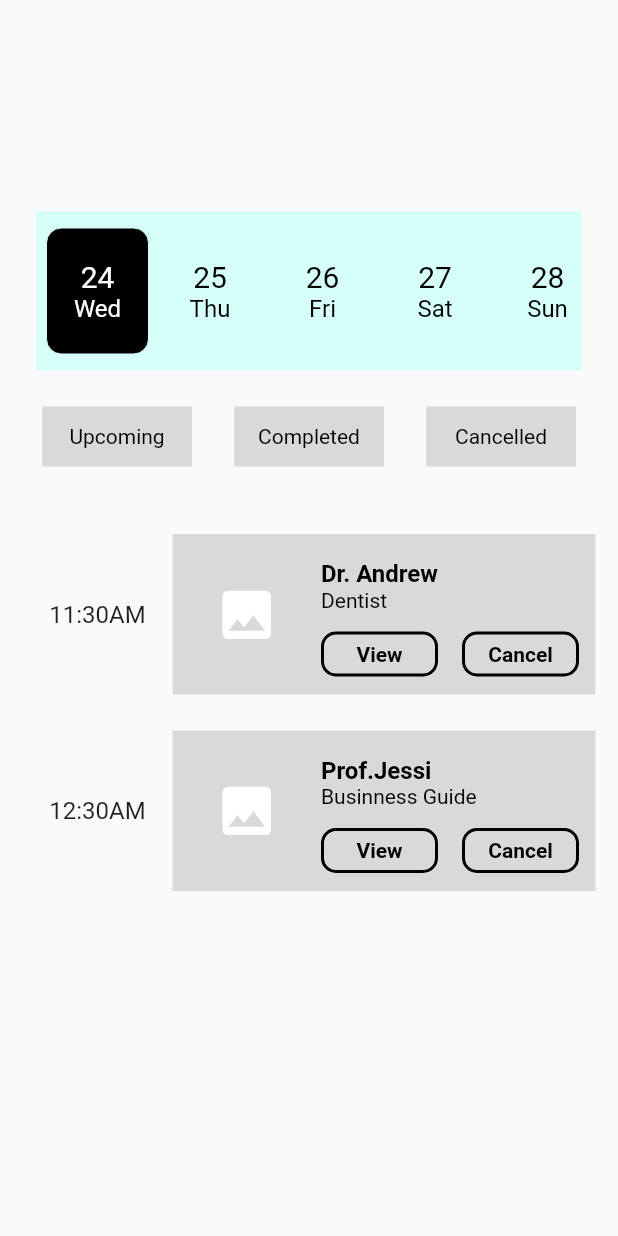
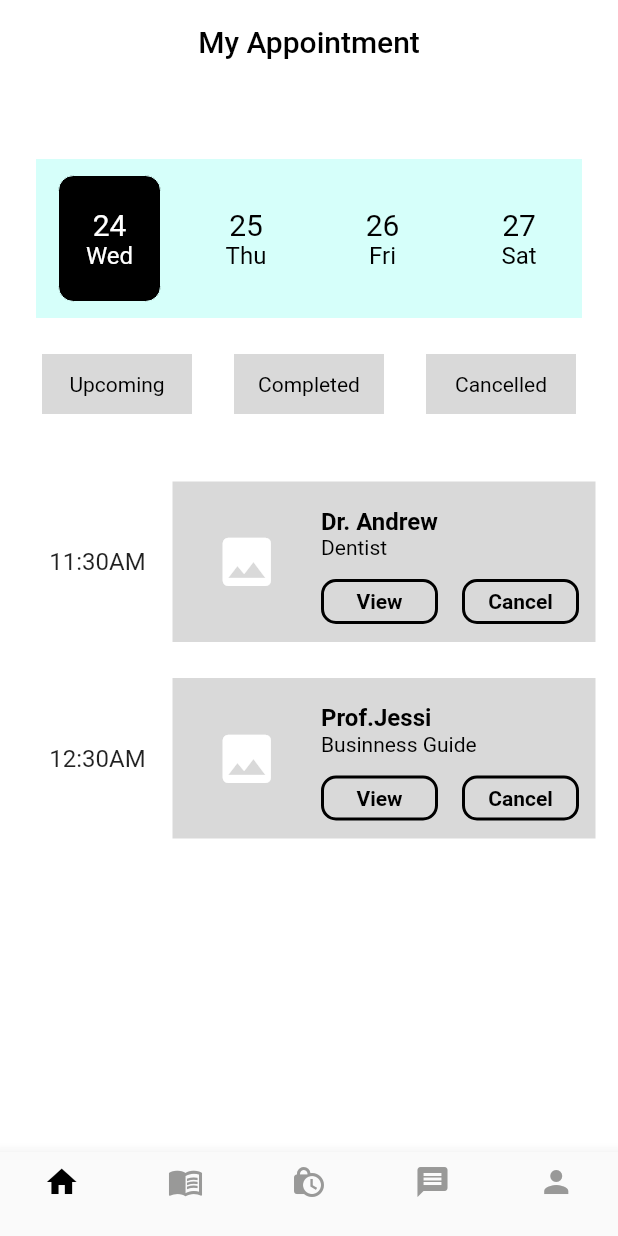
Before and after one commit to HungOBI/app_flutter_booking, a Flutter app: the screen it shows after launch, on a phone screen of 412 x 824 dp. Run offline on Flutter 3.47's test engine with Material 2 defaults, Android fonts, the phone set to English and light mode, and no system bars.

Commit message:
add navigationBar

```diff
--- /dev/null
+++ b/lib/custom/customNavigatinonBar.dart
@@ -0,0 +1,58 @@
+import 'package:flutter/material.dart';
+
+class CustomNavigationBar extends StatefulWidget {
+  final Color activeColor;
+  final Color inactiveColor;
+
+  const CustomNavigationBar({
+    required this.activeColor,
+    required this.inactiveColor,
+  });
+
+  @override
+  _CustomNavigationBarState createState() => _CustomNavigationBarState();
+}
+
+class _CustomNavigationBarState extends State<CustomNavigationBar> {
+  int _currentIndex = 0;
+  final List<IconData> _icons = [
+    Icons.home,
+    Icons.menu_book,
+    Icons.lock_clock,
+    Icons.message,
+    Icons.person,
+  ];
+  void _onTap(int index) {
+    setState(() {
+      _currentIndex = index;
+    });
+  }
+
+  @override
+  Widget build(BuildContext context) {
+    return BottomNavigationBar(
+      currentIndex: _currentIndex,
+      onTap: _onTap,
+      type: BottomNavigationBarType.fixed,
+      items: List.generate(
+        _icons.length,
+        (index) => BottomNavigationBarItem(
+          icon: Stack(
+            alignment: Alignment.center,
+            children: [
+              Icon(
+                _icons[index],
+                color: _currentIndex == index
+                    ? widget.activeColor
+                    : widget.inactiveColor,
+              ),
+            ],
+          ),
+          label: '',
+        ),
+      ),
+      selectedItemColor: widget.activeColor,
+      unselectedItemColor: widget.inactiveColor,
+    );
+  }
+}
--- a/lib/main.dart
+++ b/lib/main.dart
@@ -1,7 +1,8 @@
 import 'package:flutter/material.dart';
 
-import 'customButton1.dart';
-import 'customButton2.dart';
+import 'custom/customButton1.dart';
+import 'custom/customButton2.dart';
+import 'custom/customNavigatinonBar.dart';
 
 void main() {
   runApp(const MyApp());
@@ -38,19 +39,26 @@ class _MyHomePageState extends State<MyHomePage> {
   Color textColor = Colors.black;
   Color originalButtonColor = Colors.white;
   Color originalTextColor = Colors.black;
-  bool isButton1Pressed = false;
-  bool isButton2Pressed = false;
-  bool isButton3Pressed = false;
-  bool isButton4Pressed = false;
+
   @override
   Widget build(BuildContext context) {
     return Scaffold(
+      appBar: AppBar(
+        title: const Text(
+          'My Appointment',
+          style: TextStyle(color: Colors.black),
+        ),
+        centerTitle: true,
+        backgroundColor: Colors.white,
+        elevation: 0,
+      ),
+      backgroundColor: Colors.white,
       body: Column(
         children: [
           Container(
             width: double.infinity,
             height: 106,
-            margin: const EdgeInsets.only(left: 24, top: 141, right: 24),
+            margin: const EdgeInsets.only(left: 24, top: 50, right: 24),
             color: const Color.fromRGBO(214, 255, 250, 1),
             child: SingleChildScrollView(
               scrollDirection: Axis.horizontal,
@@ -61,8 +69,8 @@ class _MyHomePageState extends State<MyHomePage> {
                     final now = DateTime.now().add(Duration(days: index));
                     final dayOfWeek = _getDayOfWeek(now.weekday);
                     final isSelected = selectedDay == index;
-                    return Positioned(
-                      left: (index * 100).toDouble(),
+                    return Container(
+                      padding: const EdgeInsets.fromLTRB(8, 0, 8, 0),
                       child: GestureDetector(
                           onTap: () {
                             setState(
@@ -125,16 +133,29 @@ class _MyHomePageState extends State<MyHomePage> {
                 height: 40,
                 text: 'Upcoming',
                 textSize: 14,
-                backgroundColor: Color.fromRGBO(217, 217, 217, 1),
+                backgroundColor: const Color.fromRGBO(217, 217, 217, 1),
                 textColor: Colors.black,
-                onTap: () {},
+                onTap: () {
+                  const snackDemo = SnackBar(
+                    content: Text('test button'),
+                    backgroundColor: Colors.green,
+                    elevation: 1,
+                    behavior: SnackBarBehavior.floating,
+                    margin: EdgeInsets.only(
+                      left: 20,
+                      right: 20,
+                      bottom: 50,
+                    ),
+                  );
+                  ScaffoldMessenger.of(context).showSnackBar(snackDemo);
+                },
               ),
               CustomButton2(
                 width: 100,
                 height: 40,
                 text: 'Completed',
                 textSize: 14,
-                backgroundColor: Color.fromRGBO(217, 217, 217, 1),
+                backgroundColor: const Color.fromRGBO(217, 217, 217, 1),
                 textColor: Colors.black,
                 onTap: () {},
               ),
@@ -143,14 +164,14 @@ class _MyHomePageState extends State<MyHomePage> {
                 height: 40,
                 text: 'Cancelled',
                 textSize: 14,
-                backgroundColor: Color.fromRGBO(217, 217, 217, 1),
+                backgroundColor: const Color.fromRGBO(217, 217, 217, 1),
                 textColor: Colors.black,
                 onTap: () {},
               ),
             ],
           ),
-          SizedBox(height: 45),
-          Container(
+          const SizedBox(height: 45),
+          SizedBox(
             width: 382,
             height: 107,
             child: Row(
@@ -167,13 +188,13 @@ class _MyHomePageState extends State<MyHomePage> {
                   ),
                 ),
                 Container(
-                  color: Color.fromRGBO(217, 217, 217, 1),
+                  color: const Color.fromRGBO(217, 217, 217, 1),
                   width: 282,
                   child: Row(
                     children: [
-                      Container(
+                      const SizedBox(
                         width: 99,
-                        child: const Icon(
+                        child: Icon(
                           Icons.image,
                           color: Color.fromRGBO(255, 255, 255, 1),
                           size: 42.75,
@@ -211,11 +232,12 @@ class _MyHomePageState extends State<MyHomePage> {
                                 height: 30,
                                 text: 'View',
                                 textSize: 14,
-                                buttonColor: Color.fromRGBO(217, 217, 217, 1),
+                                buttonColor:
+                                    const Color.fromRGBO(217, 217, 217, 1),
                                 textColor: Colors.black,
                                 onPressed: () {},
                               ),
-                              SizedBox(
+                              const SizedBox(
                                 width: 16,
                               ),
                               CustomButton(
@@ -223,7 +245,8 @@ class _MyHomePageState extends State<MyHomePage> {
                                 height: 30,
                                 text: 'Cancel',
                                 textSize: 14,
-                                buttonColor: Color.fromRGBO(217, 217, 217, 1),
+                                buttonColor:
+                                    const Color.fromRGBO(217, 217, 217, 1),
                                 textColor: Colors.black,
                                 onPressed: () {},
                               ),
@@ -237,8 +260,8 @@ class _MyHomePageState extends State<MyHomePage> {
               ],
             ),
           ),
-          SizedBox(height: 24),
-          Container(
+          const SizedBox(height: 24),
+          SizedBox(
             width: 382,
             height: 107,
             child: Row(
@@ -255,13 +278,13 @@ class _MyHomePageState extends State<MyHomePage> {
                   ),
                 ),
                 Container(
-                  color: Color.fromRGBO(217, 217, 217, 1),
+                  color: const Color.fromRGBO(217, 217, 217, 1),
                   width: 282,
                   child: Row(
                     children: [
-                      Container(
+                      const SizedBox(
                         width: 99,
-                        child: const Icon(
+                        child: Icon(
                           Icons.image,
                           color: Color.fromRGBO(255, 255, 255, 1),
                           size: 42.75,
@@ -299,11 +322,12 @@ class _MyHomePageState extends State<MyHomePage> {
                                 height: 30,
                                 text: 'View',
                                 textSize: 14,
-                                buttonColor: Color.fromRGBO(217, 217, 217, 1),
+                                buttonColor:
+                                    const Color.fromRGBO(217, 217, 217, 1),
                                 textColor: Colors.black,
                                 onPressed: () {},
                               ),
-                              SizedBox(
+                              const SizedBox(
                                 width: 16,
                               ),
                               CustomButton(
@@ -311,7 +335,8 @@ class _MyHomePageState extends State<MyHomePage> {
                                 height: 30,
                                 text: 'Cancel',
                                 textSize: 14,
-                                buttonColor: Color.fromRGBO(217, 217, 217, 1),
+                                buttonColor:
+                                    const Color.fromRGBO(217, 217, 217, 1),
                                 textColor: Colors.black,
                                 onPressed: () {},
                               ),
@@ -326,6 +351,10 @@ class _MyHomePageState extends State<MyHomePage> {
             ),
           ),
         ],
+      ),
+      bottomNavigationBar: CustomNavigationBar(
+        activeColor: Colors.black,
+        inactiveColor: Color.fromARGB(255, 153, 153, 152),
       ),
     );
   }
--- a/pubspec.yaml
+++ b/pubspec.yaml
@@ -35,6 +35,7 @@ dependencies:
   # The following adds the Cupertino Icons font to your application.
   # Use with the CupertinoIcons class for iOS style icons.
   cupertino_icons: ^1.0.2
+  snack: ^2.0.0
 
 dev_dependencies:
   flutter_test:
```
Also changed, not shown: lib/custom/customButton1.dart (renamed from lib/customButton1.dart), lib/custom/customButton2.dart (renamed from lib/customButton2.dart), pubspec.lock.
